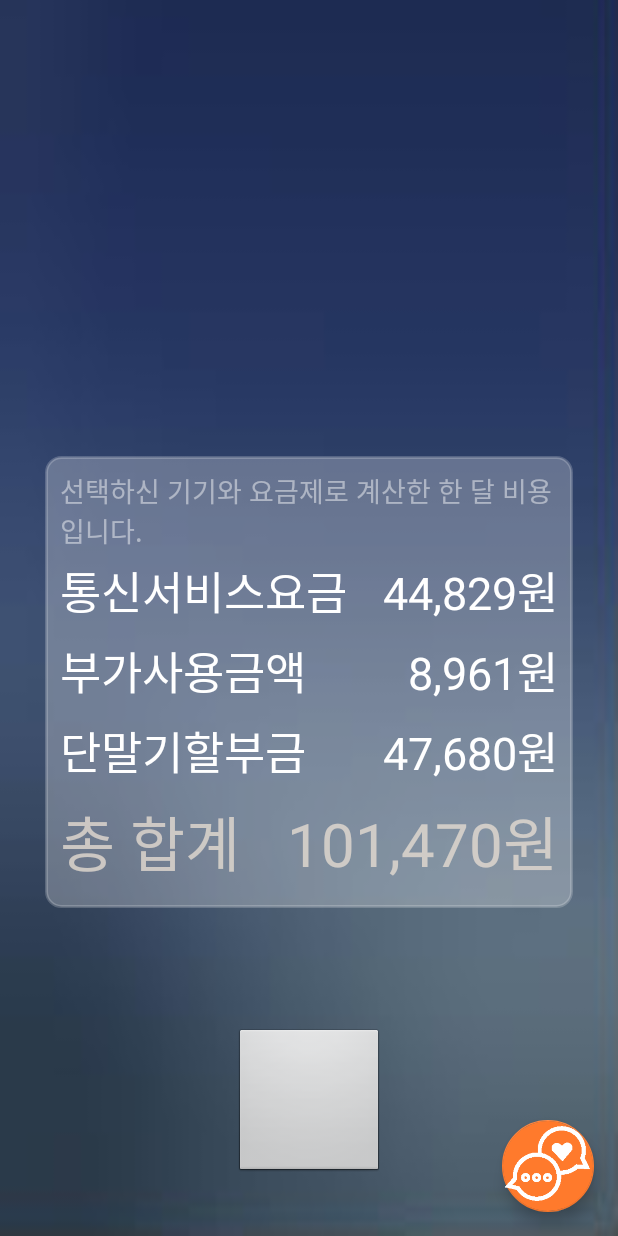
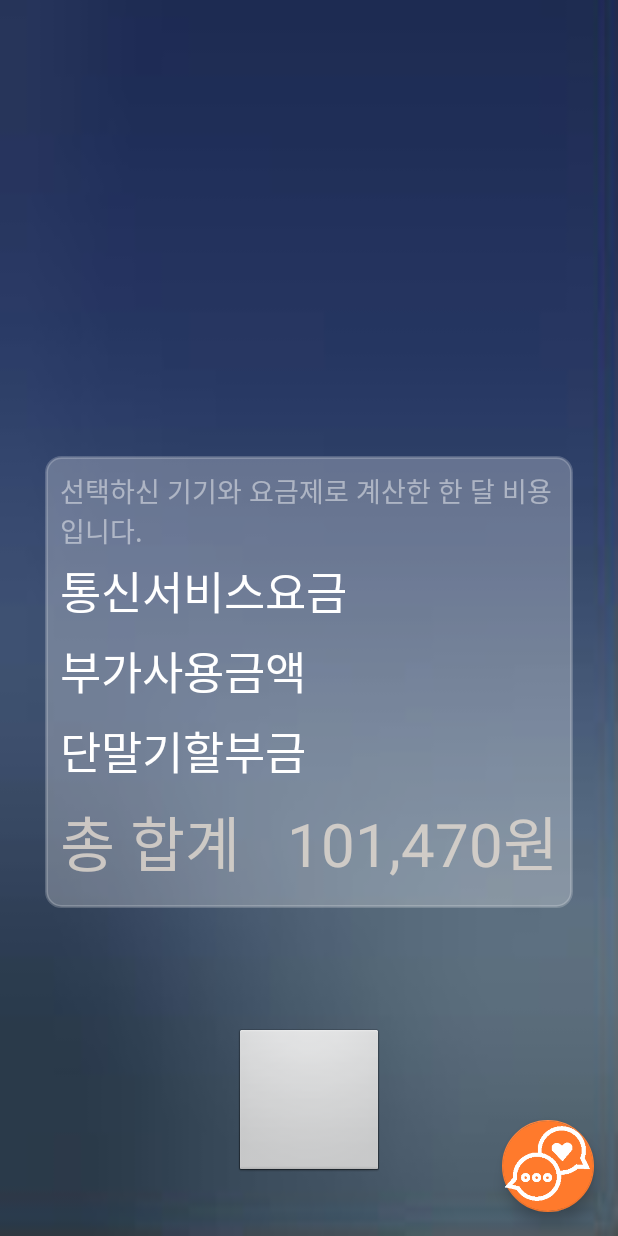
Before and after one commit to yejinoh/skcc-dt-android, an Android app: the MainActivity screen opened directly, with no data from a screen before it, scrolled down 576 dp, on a phone screen of 412 x 824 dp. Run offline under Robolectric (Android 15) with nearby library versions, the phone set to English and light mode, and no system bars; libraries missing offline, so code that uses them is left out: com.gigamole.infinitecycleviewpager, com.ibm.watson; plain views replace HorizontalInfiniteCycleViewPager, ShineButton; 7 statements that could not run were skipped.

Commit message:
no message

```diff
--- a/app/src/main/res/layout/activity_main.xml
+++ b/app/src/main/res/layout/activity_main.xml
@@ -90,7 +90,7 @@
                         android:layout_height="wrap_content"
                         android:layout_toRightOf="@id/textViewCommunicationFee"
                         android:gravity="right"
-                        android:text=" 44,829원"
+                        android:text=""
                         android:textColor="#FFFFFF"
                         android:textSize="30dp"/>
                 </RelativeLayout>
@@ -117,7 +117,7 @@
                         android:layout_height="wrap_content"
                         android:layout_toRightOf="@id/textViewVat"
                         android:gravity="right"
-                        android:text=" 8,961원"
+                        android:text=""
                         android:textColor="#FFFFFF"
                         android:textSize="30dp"/>
                 </RelativeLayout>
@@ -144,7 +144,7 @@
                         android:layout_height="wrap_content"
                         android:layout_toRightOf="@id/textViewInstallment"
                         android:gravity="right"
-                        android:text=" 47,680원"
+                        android:text=""
                         android:textColor="#FFFFFF"
                         android:textSize="30dp"/>
                 </RelativeLayout>
```
